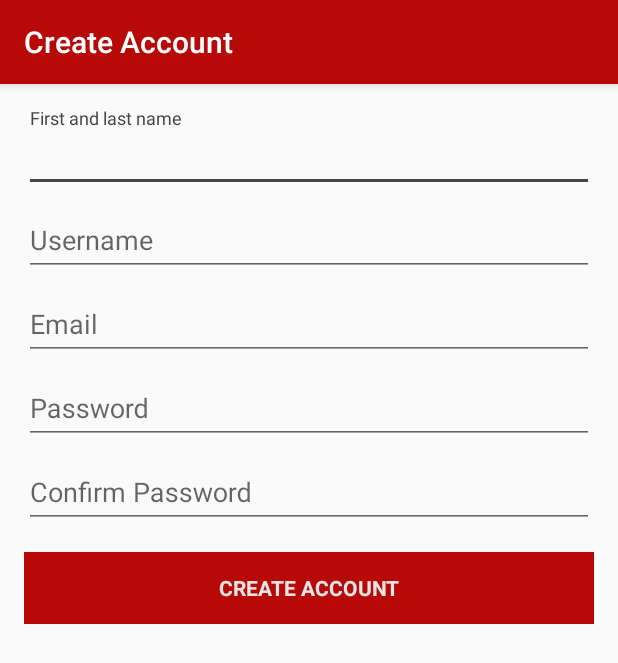
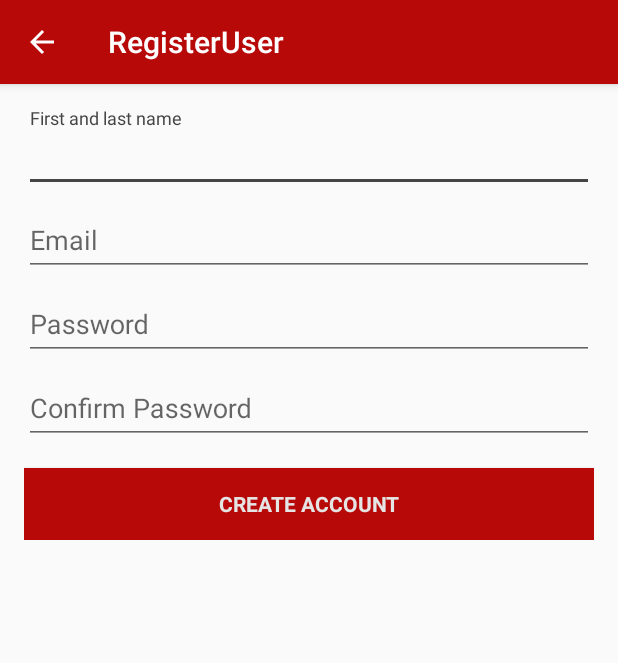
Before and after one commit to diogo-andrade/UbiBike, an Android app: the RegisterActivity screen opened directly, with no data from a screen before it, on a phone screen of 412 x 824 dp. Shown: the top 663 px of the screen. Run offline under Robolectric (Android 15) with nearby library versions, the phone set to English and light mode, and no system bars.

Commit message:
Register user updates
back button function included and username removed from form

```diff
--- a/app/src/main/java/pt/ulisboa/tecnico/cmov/ubibike/RegisterActivity.java
+++ b/app/src/main/java/pt/ulisboa/tecnico/cmov/ubibike/RegisterActivity.java
@@ -2,6 +2,8 @@ package pt.ulisboa.tecnico.cmov.ubibike;
 
 import android.os.Bundle;
 import android.support.v7.app.AppCompatActivity;
+import android.view.MenuItem;
+import android.widget.Toast;
 
 /**
  * Created by Loureiro on 13-04-2016.
@@ -11,32 +13,15 @@ public class RegisterActivity  extends AppCompatActivity {
     protected void onCreate(Bundle savedInstanceState) {
         super.onCreate(savedInstanceState);
         setContentView(R.layout.activity_register);
-        setTitle("Create Account");
-        // Set up the login form.
-        /*mEmailView = (AutoCompleteTextView) findViewById(R.id.email);
-        populateAutoComplete();
 
-        mPasswordView = (EditText) findViewById(R.id.password);
-        mPasswordView.setOnEditorActionListener(new TextView.OnEditorActionListener() {
-            @Override
-            public boolean onEditorAction(TextView textView, int id, KeyEvent keyEvent) {
-                if (id == R.id.login || id == EditorInfo.IME_NULL) {
-                    attemptLogin();
-                    return true;
-                }
-                return false;
-            }
-        });
+        getSupportActionBar().setDisplayHomeAsUpEnabled(true);
 
-        Button mEmailSignInButton = (Button) findViewById(R.id.email_sign_in_button);
-        mEmailSignInButton.setOnClickListener(new View.OnClickListener() {
-            @Override
-            public void onClick(View view) {
-                attemptLogin();
-            }
-        });
+        Bundle extras = getIntent().getExtras();
+    }
 
-        mLoginFormView = findViewById(R.id.login_form);
-        mProgressView = findViewById(R.id.login_progress);*/
+    @Override
+    public boolean onOptionsItemSelected(MenuItem item) {
+        onBackPressed();
+        return true;
     }
 }
--- a/app/src/main/res/layout/activity_register.xml
+++ b/app/src/main/res/layout/activity_register.xml
@@ -39,21 +39,6 @@
                     android:layout_width="match_parent"
                     android:layout_height="wrap_content"
                     android:hint="@string/prompt_name"
-                    android:inputType="textPersonName"
-                    android:maxLines="1"
-                    android:singleLine="true" />
-
-            </android.support.design.widget.TextInputLayout>
-
-            <android.support.design.widget.TextInputLayout
-                android:layout_width="match_parent"
-                android:layout_height="wrap_content">
-
-                <EditText
-                    android:id="@+id/username"
-                    android:layout_width="match_parent"
-                    android:layout_height="wrap_content"
-                    android:hint="@string/prompt_username"
                     android:inputType="textPersonName"
                     android:maxLines="1"
                     android:singleLine="true" />
```
